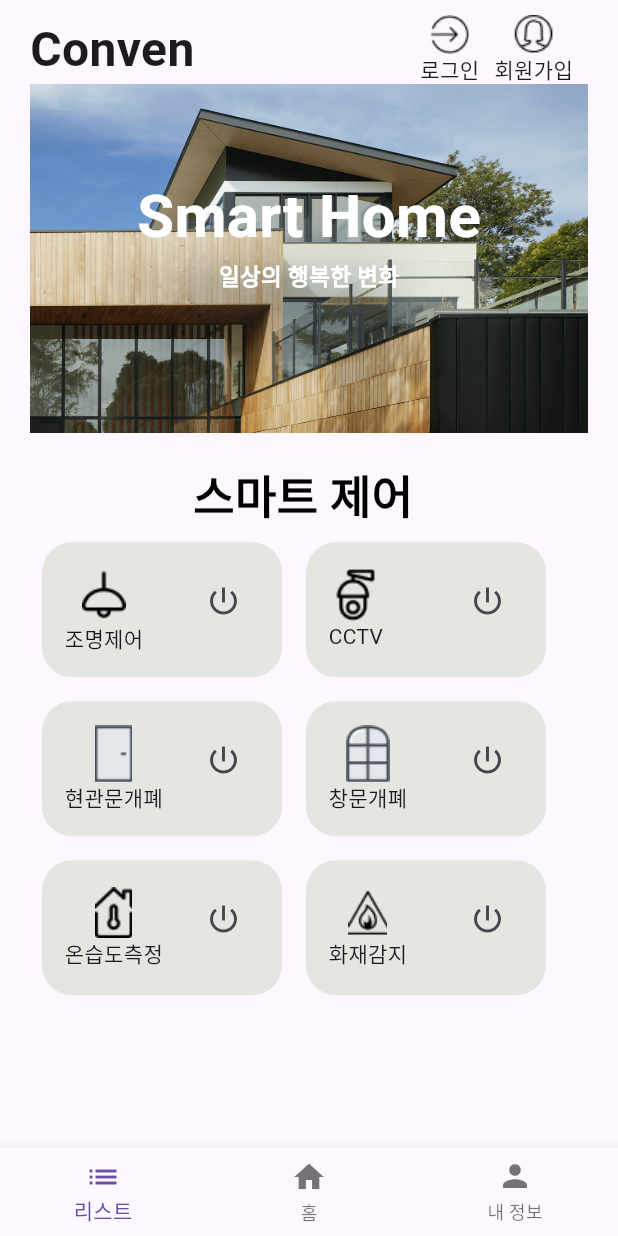
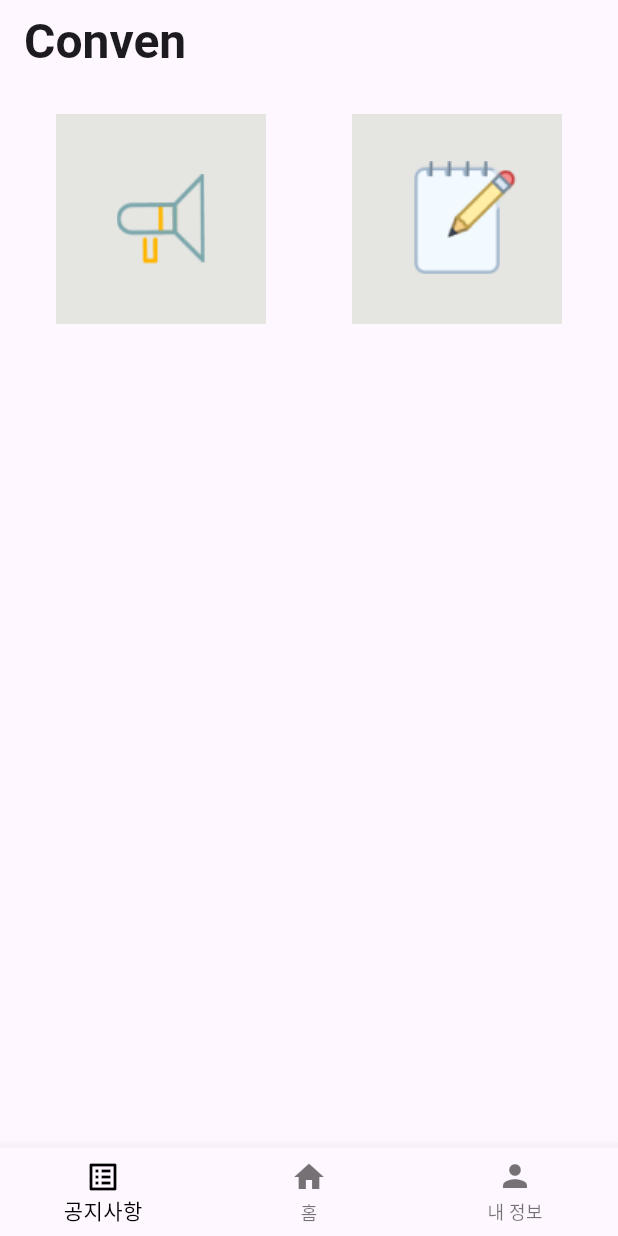
Before and after one commit to HiPeun/SmartHome, a Flutter app: the screen it shows after launch, on a phone screen of 412 x 824 dp. Run offline on Flutter 3.47's test engine with Material 3 defaults, Android fonts, the phone set to English and light mode, and no system bars; drawn by our look-alikes of carousel_slider.

Commit message:
app_page1.dart app_page2.dart app_page3.dart 파일 생성 main.dart 파일에서 BottomBar를 메인으로 연결시켜줬음

```diff
--- a/lib/app_screen/app_main.dart
+++ b/lib/app_screen/app_main.dart
@@ -1,143 +1,13 @@
-import "dart:ffi";
-
 import "package:carousel_slider/carousel_slider.dart";
 import "package:flutter/cupertino.dart";
 import "package:flutter/material.dart";
 import "package:flutter/services.dart";
 import "package:flutter/widgets.dart";
 
-void main() {
-  runApp(const AppMain());
-}
+import "package:loginproject/app_screen/app_page2.dart";
 
-class AppMain extends StatefulWidget {
-  const AppMain({super.key});
-
-  @override
-  State<AppMain> createState() => _AppMainState();
-}
-
-class _AppMainState extends State<AppMain> {
-  @override
-  Widget build(BuildContext context) {
-    return Scaffold(
-      body: SafeArea(
-        top: true,
-        child: SingleChildScrollView(
-          child: Padding(
-            padding: const EdgeInsets.only(top: 10, right: 20, left: 20),
-            child: Column(
-              children: [
-                Row(
-                  children: [
-                    Expanded(
-                      child: Text(
-                        "Conven",
-                        style: TextStyle(
-                          fontSize: 32.0,
-                          fontWeight: FontWeight.bold,
-                        ),
-                      ),
-                    ),
-                    InkWell(
-                      onTap: () {},
-                      child: Column(
-                        children: [
-                          Image.asset(
-                            "assets/images/backbutton.png",
-                            width: 26,
-                            height: 26,
-                            fit: BoxFit.cover,
-                          ),
-                          Text("로그인"),
-                        ],
-                      ),
-                    ),
-                    Padding(
-                      padding: const EdgeInsets.fromLTRB(10, 0, 10, 0),
-                      child: InkWell(
-                        onTap: () {},
-                        child: Column(
-                          children: [
-                            Image.asset(
-                              "assets/images/personbutton.png",
-                              width: 26,
-                              height: 26,
-                              fit: BoxFit.cover,
-                            ),
-                            Text("회원가입"),
-                          ],
-                        ),
-                      ),
-                    ),
-                  ],
-                ),
-                AppMainView(),
-                SmartText(),
-                Row(
-                  children: [
-                    SmartControl(
-                      text: "조명제어",
-                      image: "assets/images/lightimage.png",
-                        iconButton: IconButton(onPressed: (){},icon: Icon(Icons.power_settings_new_outlined),)
-                    ),
-                    SmartControl(
-                      text: "CCTV",
-                      image: "assets/images/cctvimage.png",
-                        iconButton: IconButton(onPressed: (){},icon: Icon(Icons.power_settings_new_outlined),)
-                    ),
-                  ],
-                ),
-                Row(
-                  children: [
-                    SmartControl(
-                      text: "현관문개폐",
-                      image: "assets/images/doorimage.png",
-                        iconButton: IconButton(onPressed: (){},icon: Icon(Icons.power_settings_new_outlined),)
-                    ),
-                    SmartControl(
-                      text: "창문개폐",
-                      image: "assets/images/windowimage.png",
-                        iconButton: IconButton(onPressed: (){},icon: Icon(Icons.power_settings_new_outlined),)
-                    ),
-                  ],
-                ),
-                Row(
-                  children: [
-                    SmartControl(
-                      text: "온습도측정",
-                      image: "assets/images/homeimage.png",
-                      iconButton: IconButton(onPressed: (){},icon: Icon(Icons.power_settings_new_outlined),)
-                    ),
-                    SmartControl(
-                      text: "화재감지",
-                      image: "assets/images/fireimage.png",
-                      iconButton: IconButton(onPressed: (){
-
-                      },icon: Icon(Icons.power_settings_new_outlined),)
-                    ),
-                  ],
-                )
-              ],
-            ),
-          ),
-
-        ),
-      ),
-      bottomNavigationBar: BottomNavigationBar(
-
-        items: [
-          BottomNavigationBarItem(icon: Icon(Icons.list), label: "리스트"),
-          BottomNavigationBarItem(icon: Icon(Icons.home), label: "홈"),
-          BottomNavigationBarItem(icon: Icon(Icons.person), label: "내 정보"),
-        ],
-      ),
-
-
-    );
-
-  }
-}
+import "app_page1.dart";
+import "app_page3.dart";
 
 class AppMainView extends StatefulWidget {
   const AppMainView({super.key});
@@ -215,9 +85,7 @@ class _AppMainViewState extends State<AppMainView> {
             ],
           ),
         ],
-
       ),
-
     );
   }
 }
@@ -240,9 +108,7 @@ class _SmartTextState extends State<SmartText> {
           child: const Text(
             "스마트 제어 ",
             style: TextStyle(
-                fontSize: 30,
-                fontWeight: FontWeight.bold,
-                color: Colors.black),
+                fontSize: 30, fontWeight: FontWeight.bold, color: Colors.black),
           ),
         ),
       ],
@@ -255,7 +121,11 @@ class SmartControl extends StatefulWidget {
   final String image;
   final IconButton iconButton;
 
-  const SmartControl({required this.iconButton, required this.image, required this.text, super.key});
+  const SmartControl(
+      {required this.iconButton,
+      required this.image,
+      required this.text,
+      super.key});
 
   @override
   State<SmartControl> createState() => _SmartControlState();
@@ -265,11 +135,13 @@ class _SmartControlState extends State<SmartControl> {
   @override
   Widget build(BuildContext context) {
     return SingleChildScrollView(
-      child: Container(
-        margin: const EdgeInsets.all(8),
+      scrollDirection: Axis.horizontal,
+      child: Row(
+        children: [
+          Container(
+            margin: const EdgeInsets.all(15),
             padding: const EdgeInsets.all(15),
-        height: 90,
-        width: 160,
+            width: MediaQuery.of(context).size.width * 0.42,
             decoration: BoxDecoration(
               borderRadius: BorderRadius.circular(20),
               color: Color(
@@ -296,6 +168,73 @@ class _SmartControlState extends State<SmartControl> {
               ],
             ),
           ),
+        ],
+      ),
     );
   }
 }
+
+class BottomBar extends StatefulWidget {
+  const BottomBar({super.key});
+
+  @override
+  State<BottomBar> createState() => _BottomBarState();
+}
+
+class _BottomBarState extends State<BottomBar> {
+  int _selectedIndex = 0;
+
+  final List<Widget> _widgetOptions = <Widget>[
+    Page1(),
+    Page2(),
+    Page3(),
+  ];
+
+  void _onItemTapped(int index) {
+    setState(() {
+      _selectedIndex = index;
+    });
+  }
+
+  @override
+  Widget build(BuildContext context) {
+    return Scaffold(
+      appBar: AppBar(
+        elevation: 0,
+        toolbarHeight: 0,
+      ),
+      body: SafeArea(
+        child: _widgetOptions.elementAt(_selectedIndex),
+      ),
+      bottomNavigationBar: BottomNavigationBar(
+        currentIndex: _selectedIndex,
+        selectedItemColor: Colors.black,
+        onTap: _onItemTapped,
+        items: const [
+          BottomNavigationBarItem(
+            icon: Icon(Icons.list_alt),
+            label: "공지사항",
+          ),
+          BottomNavigationBarItem(
+            icon: Icon(Icons.home),
+            label: "홈",
+          ),
+          BottomNavigationBarItem(
+            icon: Icon(Icons.person),
+            label: "내 정보",
+          ),
+        ],
+      ),
+    );
+  }
+
+  @override
+  void initState() {
+    super.initState();
+  }
+
+  @override
+  void dispose() {
+    super.dispose();
+  }
+}
--- /dev/null
+++ b/lib/app_screen/app_page1.dart
@@ -0,0 +1,45 @@
+import 'package:flutter/material.dart';
+
+class Page1 extends StatelessWidget {
+  @override
+  Widget build(BuildContext context) {
+    return Scaffold(
+      appBar: AppBar(
+        title: Row(
+          mainAxisAlignment: MainAxisAlignment.start,
+          children: [
+            Text(
+              "Conven",
+              style: TextStyle(
+                fontSize: 32.0,
+                fontWeight: FontWeight.bold,
+              ),
+            ),
+          ],
+        ),
+      ),
+      body: Row(
+        mainAxisAlignment: MainAxisAlignment.spaceEvenly,
+
+        children: [
+          Container(
+            margin: EdgeInsets.all(20),
+            width: 140,
+            height: 140,
+            color: Color(0xFFE5E5E1),
+            child: Image.asset("assets/images/speakerimage.png"),
+          ),
+
+          Container(
+            margin: EdgeInsets.all(20),
+            width: 140,
+            height: 140,
+            color: Color(0xFFE5E5E1),
+            child: Image.asset("assets/images/noteimage.png"),
+          ),
+        ],
+      ),
+
+    );
+  }
+}
--- a/lib/main.dart
+++ b/lib/main.dart
@@ -1,9 +1,9 @@
-
 import 'package:flutter/material.dart';
 import 'package:loginproject/app_screen/app_main.dart';
 
-void main(){
+void main() {
   runApp(MaterialApp(
-    home: AppMain(),
+    home: BottomBar(),
+    debugShowCheckedModeBanner: false,
   ));
 }
```
Also changed, not shown: lib/app_screen/app_page2.dart (added, +129 -0 lines), lib/app_screen/app_page3.dart (added, +25 -0 lines), assets/images/noteimage.png (added), assets/images/speakerimage.png (added), lib/app_screen/app_bottombar.dart (added). Lines whose indentation alone changed are shown as unchanged.
